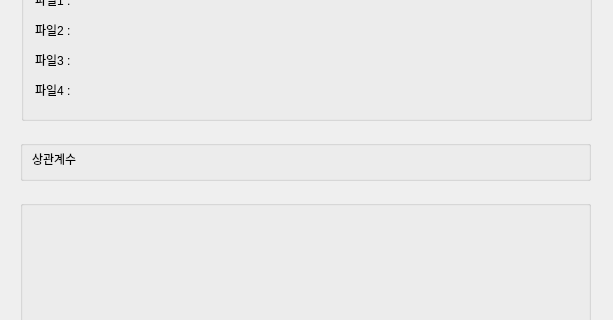
Above: FireUI.ui from woong020/Fire before the change; both pictures show x 0 to 613 and y 220 to 540 of the 613 by 935 pixel window. Below: the same form after it.
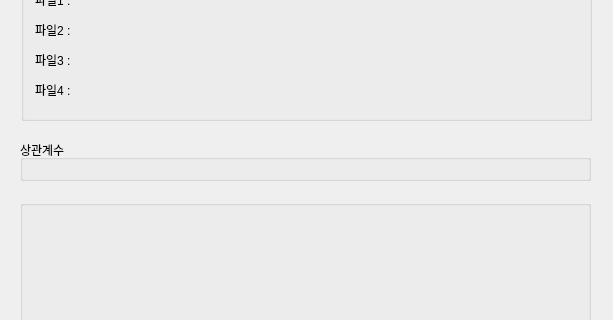
That is the form after the change.

```diff
--- a/FireUI.ui
+++ b/FireUI.ui
@@ -174,34 +174,21 @@
     </rect>
    </property>
    <property name="title">
-    <string/>
+    <string>상관계수</string>
    </property>
    <widget class="QLabel" name="labelgetCOE">
     <property name="geometry">
      <rect>
-      <x>90</x>
-      <y>10</y>
-      <width>471</width>
-      <height>21</height>
+      <x>70</x>
+      <y>0</y>
+      <width>491</width>
+      <height>41</height>
      </rect>
     </property>
     <property name="text">
      <string/>
     </property>
    </widget>
-   <widget class="QLabel" name="label_COE">
-    <property name="geometry">
-     <rect>
-      <x>12</x>
-      <y>10</y>
-      <width>72</width>
-      <height>18</height>
-     </rect>
-    </property>
-    <property name="text">
-     <string>상관계수</string>
-    </property>
-   </widget>
   </widget>
   <widget class="QWidget" name="layoutWidget">
    <property name="geometry">
```
Left out of the diff: 2 changed lines with no effect on the pictures.
